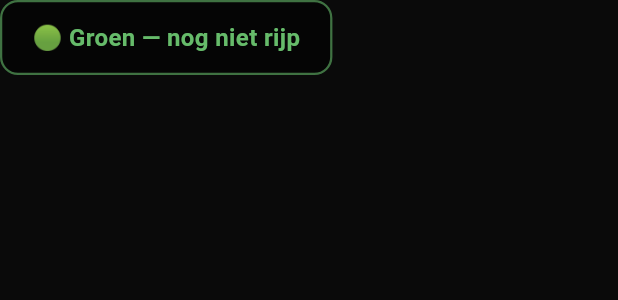
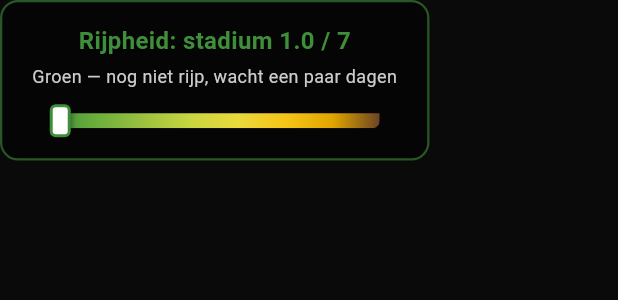
Before and after one commit to corvanessen/GreenBanana, a Flutter app: the _ColorResultCard widget shown alone on an empty page, opened directly with empty values, on a phone screen of 412 x 824 dp. Shown: the top 300 px of the screen. Run offline on Flutter 3.47's test engine with Material 3 defaults, Android fonts, the phone set to English and light mode, and no system bars; our stand-ins replace camera, permission_handler; missing offline and left inert: google_mlkit_image_labeling; statements that could not run were skipped; project files that could hold a hidden picture were left out.

Commit message:
added more scales, adjusted color recog

```diff
--- a/lib/camera_screen.dart
+++ b/lib/camera_screen.dart
@@ -648,6 +648,36 @@ Color _colorValue(BananaColor c) {
 
 // ─── Kleur resultaat card ────────────────────────────────────────────────────
 
+/// Kleurverloop van de rijpheidsschaal: groen (1) -> geel (7) -> bruin (8).
+const List<Color> _ripenessGradient = [
+  Color(0xFF3F8F3A), // 1 - donkergroen
+  Color(0xFF6BAF3C), // 2
+  Color(0xFF9CC23F), // 3
+  Color(0xFFC9D640), // 4
+  Color(0xFFE9D93C), // 5
+  Color(0xFFF5C518), // 6
+  Color(0xFFE0A500), // 7 - vol geel
+  Color(0xFF6B4423), // 8 - overrijp/bruin
+];
+
+Color _colorForStage(double stage) {
+  final clamped = stage.clamp(1.0, 8.0);
+  final idx = (clamped - 1).floor().clamp(0, _ripenessGradient.length - 2);
+  final t = clamped - 1 - idx;
+  return Color.lerp(_ripenessGradient[idx], _ripenessGradient[idx + 1], t)!;
+}
+
+String _stageDescription(double stage) {
+  if (stage <= 1.4) return 'Groen — nog niet rijp, wacht een paar dagen';
+  if (stage <= 2.4) return 'Groen-geel — bijna zo ver';
+  if (stage <= 3.4) return 'Lichtgeel met groen — nog iets te vroeg';
+  if (stage <= 4.4) return 'Overwegend geel — bijna perfect';
+  if (stage <= 5.4) return 'Geel — mooi rijp';
+  if (stage <= 6.6) return 'Volledig geel — optimaal rijp';
+  if (stage <= 7.4) return 'Geel met bruine spikkels — heel rijp, lekker zoet';
+  return 'Bruin/overrijp — perfect voor bananenbrood';
+}
+
 class _ColorResultCard extends StatelessWidget {
   final ColorAnalysisResult result;
   const _ColorResultCard({required this.result});
@@ -655,27 +685,30 @@ class _ColorResultCard extends StatelessWidget {
   @override
   Widget build(BuildContext context) {
     final primary = result.primary;
-    final accentColor = _colorValue(primary);
-    final label = _colorLabel(primary);
+    final stage = result.ripenessStage;
+    final accentColor = primary == BananaColor.unknown
+        ? _colorValue(primary)
+        : _colorForStage(stage);
 
-    // Build the segmented bar — only show segments with meaningful fraction
-    final segments = <_BarSegment>[
-      if (result.greenFraction > 0.02)
-        _BarSegment(fraction: result.greenFraction, color: const Color(0xFF66BB6A)),
-      if (result.yellowFraction > 0.02)
-        _BarSegment(fraction: result.yellowFraction, color: const Color(0xFFFFD600)),
-      if (result.blackFraction > 0.02)
-        _BarSegment(fraction: result.blackFraction, color: const Color(0xFF666666)),
-    ];
+    if (primary == BananaColor.unknown) {
+      return Container(
+        padding: const EdgeInsets.symmetric(horizontal: 20, vertical: 10),
+        decoration: BoxDecoration(
+          color: Colors.black.withValues(alpha: 0.5),
+          borderRadius: BorderRadius.circular(12),
+          border: Border.all(color: accentColor.withValues(alpha: 0.6), width: 1.5),
+        ),
+        child: Text(
+          _colorLabel(primary),
+          style: TextStyle(color: accentColor, fontSize: 16, fontWeight: FontWeight.w600),
+        ),
+      );
+    }
 
-    // Normalise fractions to fill the bar completely
-    final total = segments.fold(0.0, (s, seg) => s + seg.fraction);
-    final normSegments = total > 0
-        ? segments.map((s) => _BarSegment(fraction: s.fraction / total, color: s.color)).toList()
-        : segments;
+    final displayStage = stage.clamp(1.0, 8.0);
 
     return Container(
-      padding: const EdgeInsets.symmetric(horizontal: 20, vertical: 12),
+      padding: const EdgeInsets.symmetric(horizontal: 20, vertical: 14),
       decoration: BoxDecoration(
         color: Colors.black.withValues(alpha: 0.5),
         borderRadius: BorderRadius.circular(12),
@@ -684,77 +717,68 @@ class _ColorResultCard extends StatelessWidget {
       child: Column(
         mainAxisSize: MainAxisSize.min,
         children: [
-          // Primary label
+          // Stadium label
           Text(
-            label,
+            displayStage <= 7.0
+                ? 'Rijpheid: stadium ${displayStage.toStringAsFixed(1)} / 7'
+                : 'Overrijp',
             style: TextStyle(
               color: accentColor,
               fontSize: 16,
-              fontWeight: FontWeight.w600,
+              fontWeight: FontWeight.w700,
             ),
           ),
-          // Only show the distribution bar when we have real data
-          if (result.primary != BananaColor.unknown && normSegments.isNotEmpty) ...[
-            const SizedBox(height: 10),
-            // Percentage labels
-            Row(
+          const SizedBox(height: 4),
+          Text(
+            _stageDescription(displayStage),
+            style: const TextStyle(
+              color: Color(0xFFCCCCCC),
+              fontSize: 12,
+            ),
+            textAlign: TextAlign.center,
+          ),
+          const SizedBox(height: 10),
+
+          // Gradient schaal met marker
+          SizedBox(
+            width: 220,
+            height: 22,
+            child: Stack(
+              clipBehavior: Clip.none,
               children: [
-                if (result.greenFraction > 0.05)
-                  Expanded(
-                    flex: (result.greenFraction * 100).round(),
-                    child: Text(
-                      '${(result.greenFraction * 100).round()}% 🟢',
-                      style: const TextStyle(fontSize: 10, color: Color(0xFF66BB6A)),
-                      textAlign: TextAlign.center,
+                ClipRRect(
+                  borderRadius: BorderRadius.circular(5),
+                  child: Container(
+                    height: 10,
+                    margin: const EdgeInsets.only(top: 6),
+                    decoration: const BoxDecoration(
+                      gradient: LinearGradient(colors: _ripenessGradient),
                     ),
                   ),
-                if (result.yellowFraction > 0.05)
-                  Expanded(
-                    flex: (result.yellowFraction * 100).round(),
-                    child: Text(
-                      '${(result.yellowFraction * 100).round()}% 🟡',
-                      style: const TextStyle(fontSize: 10, color: Color(0xFFFFD600)),
-                      textAlign: TextAlign.center,
+                ),
+                Positioned(
+                  left: (displayStage - 1) / 7 * (220 - 14),
+                  top: 0,
+                  child: Container(
+                    width: 14,
+                    height: 22,
+                    decoration: BoxDecoration(
+                      color: Colors.white,
+                      borderRadius: BorderRadius.circular(4),
+                      border: Border.all(color: accentColor, width: 2),
+                      boxShadow: const [
+                        BoxShadow(color: Colors.black54, blurRadius: 3),
+                      ],
                     ),
                   ),
-                if (result.blackFraction > 0.05)
-                  Expanded(
-                    flex: (result.blackFraction * 100).round(),
-                    child: Text(
-                      '${(result.blackFraction * 100).round()}% ⚫',
-                      style: const TextStyle(fontSize: 10, color: Color(0xFF888888)),
-                      textAlign: TextAlign.center,
-                    ),
-                  ),
+                ),
               ],
             ),
-            const SizedBox(height: 4),
-            // Segmented colour bar
-            ClipRRect(
-              borderRadius: BorderRadius.circular(4),
-              child: SizedBox(
-                height: 8,
-                child: Row(
-                  children: normSegments
-                      .map((seg) => Expanded(
-                            flex: (seg.fraction * 1000).round(),
-                            child: Container(color: seg.color),
-                          ))
-                      .toList(),
-                ),
-              ),
-            ),
-          ],
+          ),
         ],
       ),
     );
   }
-}
-
-class _BarSegment {
-  final double fraction;
-  final Color color;
-  const _BarSegment({required this.fraction, required this.color});
 }
 
 // ─── Loading & error views ────────────────────────────────────────────────────
```
Also changed, not shown: lib/banana_detector.dart (+102 -61 lines).
